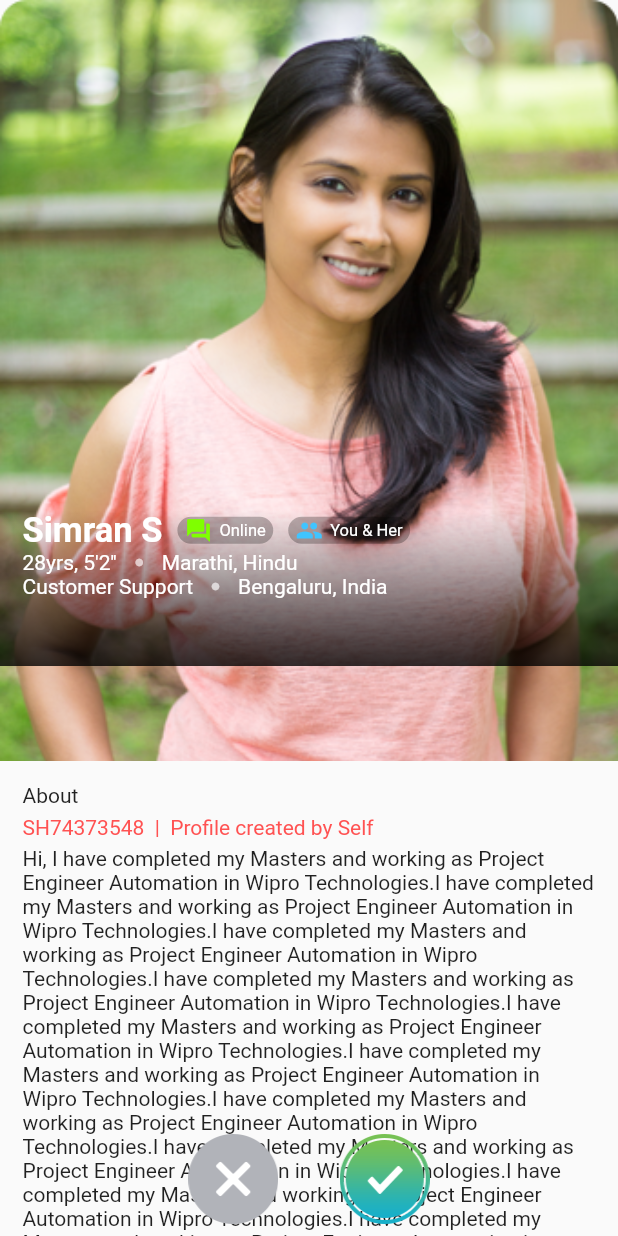
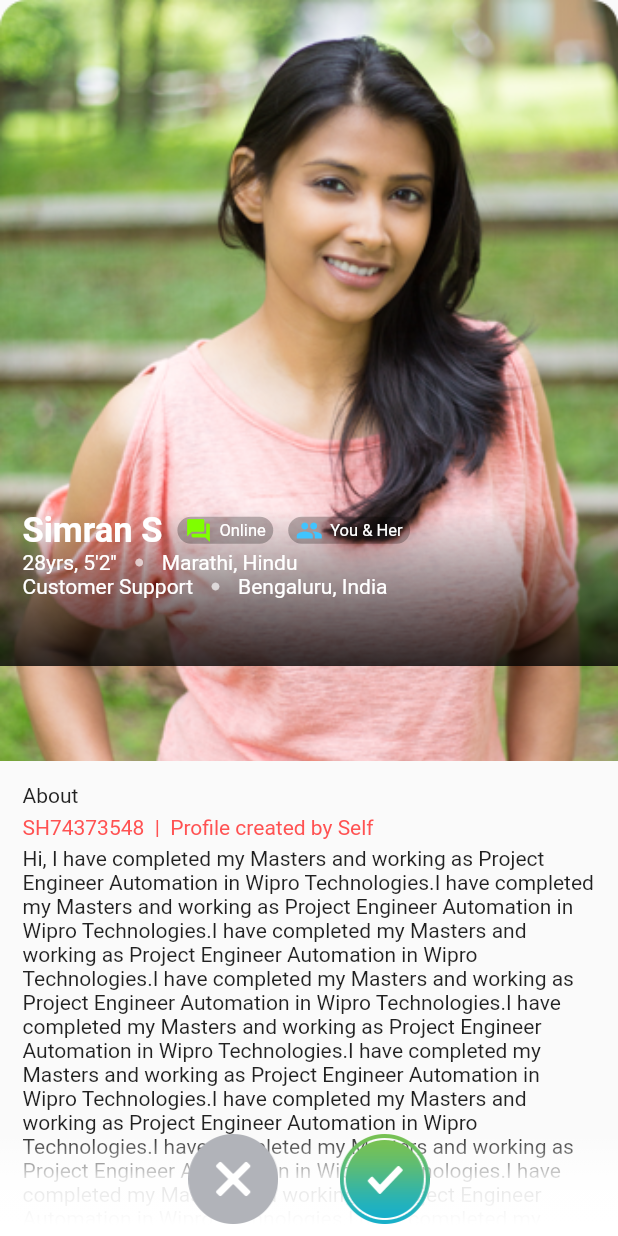
Before and after one commit to CRUSADER1912/flutter_challenge, a Flutter app: the DetailScreen widget shown alone on an empty page, opened directly with empty values, on a phone screen of 412 x 824 dp. Run offline on Flutter 3.47's test engine with Material 2 defaults, Android fonts, the phone set to English and light mode, and no system bars.

Commit message:
Added gradient background to detail CTA icons

```diff
--- a/lib/detail_screen.dart
+++ b/lib/detail_screen.dart
@@ -3,7 +3,6 @@ import 'package:flutter_app/image_load_widget.dart';
 import 'package:flutter_app/profileNamesWidget.dart';
 
 class DetailScreen extends StatefulWidget {
-
   int index;
 
   DetailScreen(this.index);
@@ -13,7 +12,6 @@ class DetailScreen extends StatefulWidget {
 }
 
 class _DetailScreenState extends State<DetailScreen> {
-
   int index;
 
   _DetailScreenState(this.index);
@@ -99,10 +97,30 @@ class _DetailScreenState extends State<DetailScreen> {
             new Container(
               height: double.maxFinite,
               child: new Column(
-                mainAxisSize: MainAxisSize.max,
                 mainAxisAlignment: MainAxisAlignment.end,
                 children: <Widget>[
-                  new Hero(
+                  new Container(
+                    decoration: new BoxDecoration(
+                      gradient: new LinearGradient(
+                        // Where the linear gradient begins and ends
+                        begin: Alignment.topCenter,
+                        end: Alignment.bottomCenter,
+                        // Add one stop for each color.
+                        // Stops should increase
+                        // from 0 to 1
+                        stops: [0.1, 0.5, 0.7, 0.9,1.0],
+                        colors: [
+                          // Colors are easy thanks to Flutter's
+                          // Colors class.
+                          const Color(0x00ffffff),
+                          const Color(0xddffffff),
+                          const Color(0xeeffffff),
+                          const Color(0xffffffff),
+                          const Color(0xffffffff),
+                        ],
+                      ),
+                    ),
+                    child: new Hero(
                       tag: 'button$index',
                       child: new ButtonBar(
                         alignment: MainAxisAlignment.center,
@@ -121,6 +139,7 @@ class _DetailScreenState extends State<DetailScreen> {
                         ],
                       ),
                     ),
+                  ),
                 ],
               ),
             )
```
Lines whose indentation alone changed are shown as unchanged.
